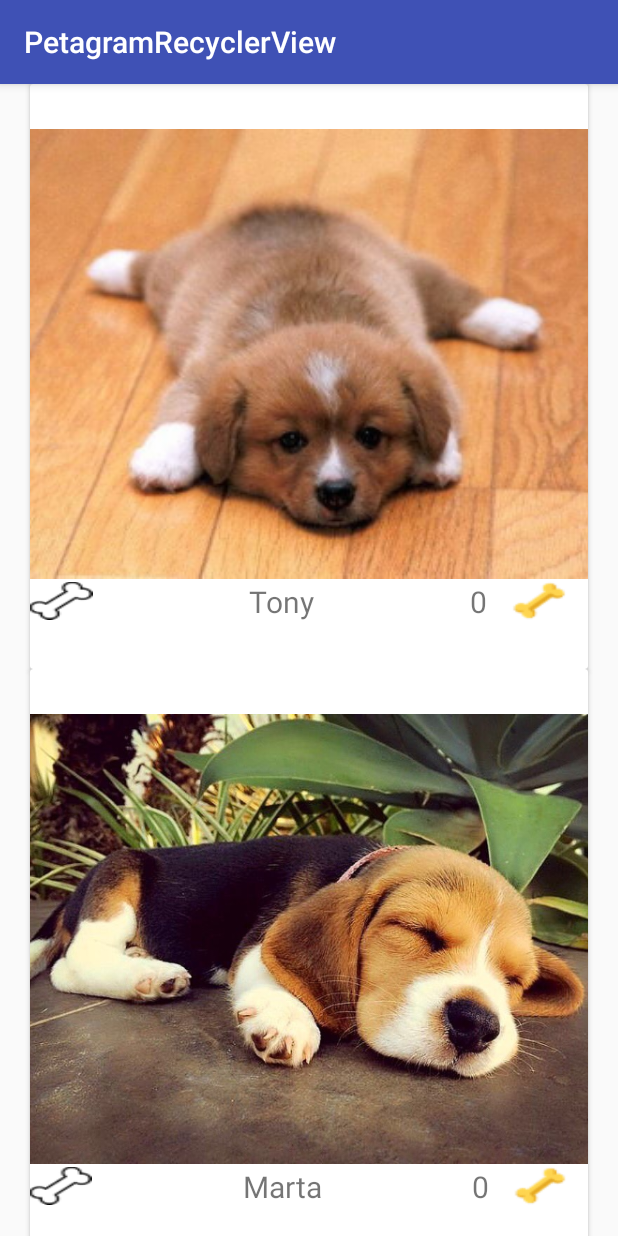
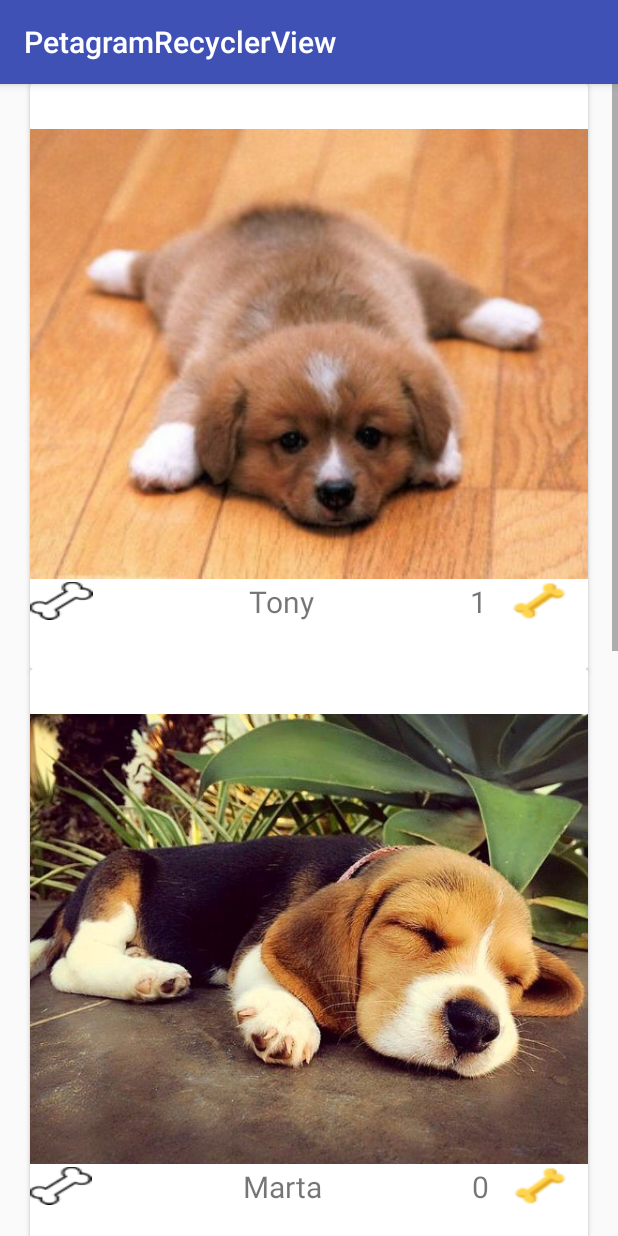
Before and after one commit to hugounavez/PetagramRecyclerView, an Android app: the screen it shows after launch (MainActivity), after a tap on an icon or button, on a phone screen of 412 x 824 dp. Run offline under Robolectric (Android 15) with nearby library versions, the phone set to English and light mode, and no system bars; libraries missing offline, so code that uses them is left out: android.support.constraint.

Commit message:
Adding action button

```diff
--- a/app/src/main/java/com/example/macuser/petagramrecyclerview/MainActivity.java
+++ b/app/src/main/java/com/example/macuser/petagramrecyclerview/MainActivity.java
@@ -12,43 +12,53 @@ import java.util.ArrayList;
 
 public class MainActivity extends AppCompatActivity {
 
+
     private ArrayList<Pet> pets;
+    private RecyclerView recyclerView;
 
     @Override
     protected void onCreate(Bundle savedInstanceState) {
         super.onCreate(savedInstanceState);
         setContentView(R.layout.activity_main);
 
-        RecyclerView recyclerView = (RecyclerView) findViewById(R.id.recycler_view);
+        this.petsInitialization();
+
+        this.adapterInitialization();
+
+
+    }
+
+    void petsInitialization(){
+        pets = new ArrayList<Pet>();
+        pets.add(new Pet("Tony", R.drawable.puppy2, 0));
+        pets.add(new Pet("Marta", R.drawable.puppybeagle, 0));
+        pets.add(new Pet("Sam", R.drawable.puppygolden, 0));
+        pets.add(new Pet("Bob", R.drawable.puppyhood, 0));
+
+    }
+
+    void adapterInitialization(){
+        recyclerView = (RecyclerView) findViewById(R.id.recycler_view);
 
         LinearLayoutManager llm = new LinearLayoutManager(this);
         llm.setOrientation(LinearLayoutManager.VERTICAL);
 
-
-        pets = new ArrayList<Pet>();
-        pets.add(new Pet("Tony", R.drawable.puppy2, 0));
-        pets.add(new Pet("Marta", R.drawable.puppybeagle, 0));
-        pets.add(new Pet("Sam", R.drawable.puppygolden, 1));
-        pets.add(new Pet("Bob", R.drawable.puppyhood, 2));
-
-        final Activity atc = this;
-        PetAdapter petAdapter = new PetAdapter(pets, new PetAdapter.OnItemClickListener() {
+        final PetAdapter petAdapter = new PetAdapter(pets, new PetAdapter.OnItemClickListener() {
             @Override
             public void onItemClick(int i, int action) {
                 switch (action){
                     case 0:
-                        // Make some action
-                        Toast.makeText(atc, pets.get(i).getName(), Toast.LENGTH_SHORT).show();
+                        // Update likes in puppy
+                        int previousRating = pets.get(i).getRating();
+                        pets.get(i).setRating(previousRating + 1);
                         break;
                     default:
                         break;
                 }
             }
         });
+
         recyclerView.setAdapter(petAdapter);
-
         recyclerView.setLayoutManager(llm);
-
-
     }
 }
--- a/app/src/main/java/com/example/macuser/petagramrecyclerview/PetAdapter.java
+++ b/app/src/main/java/com/example/macuser/petagramrecyclerview/PetAdapter.java
@@ -32,28 +32,24 @@ public class PetAdapter extends RecyclerView.Adapter<PetAdapter.PetViewHolder>{
     @Override
     public PetViewHolder onCreateViewHolder(ViewGroup parent, int viewType) {
         View v = LayoutInflater.from(parent.getContext()).inflate(R.layout.pet_card_layout, parent, false);
-
         return new PetViewHolder(v);
     }
 
     @Override
-    public void onBindViewHolder(PetViewHolder holder, final int position) {
+    public void onBindViewHolder(final PetViewHolder holder, final int position) {
         Pet pet = pets.get(position);
         holder.tvPetName.setText(pet.getName());
         holder.petPicture.setImageResource(pet.getPicture());
         holder.tvRating.setText(String.valueOf(pet.getRating()));
+
         holder.btnOrangeBone.setOnClickListener(new View.OnClickListener() {
             @Override
             public void onClick(View view) {
                 // Actiones
                 listener.onItemClick(position, 0);
+                holder.tvRating.setText(String.valueOf(pets.get(position).getRating()));
             }
         });
-    }
-
-    @Override
-    public int getItemCount() {
-        return pets.size();
     }
 
     public static class PetViewHolder extends RecyclerView.ViewHolder{
@@ -73,6 +69,11 @@ public class PetAdapter extends RecyclerView.Adapter<PetAdapter.PetViewHolder>{
         }
     }
 
+    @Override
+    public int getItemCount() {
+        return pets.size();
+    }
+
     public interface OnItemClickListener{
         void onItemClick(int i, int action);
     }
```
